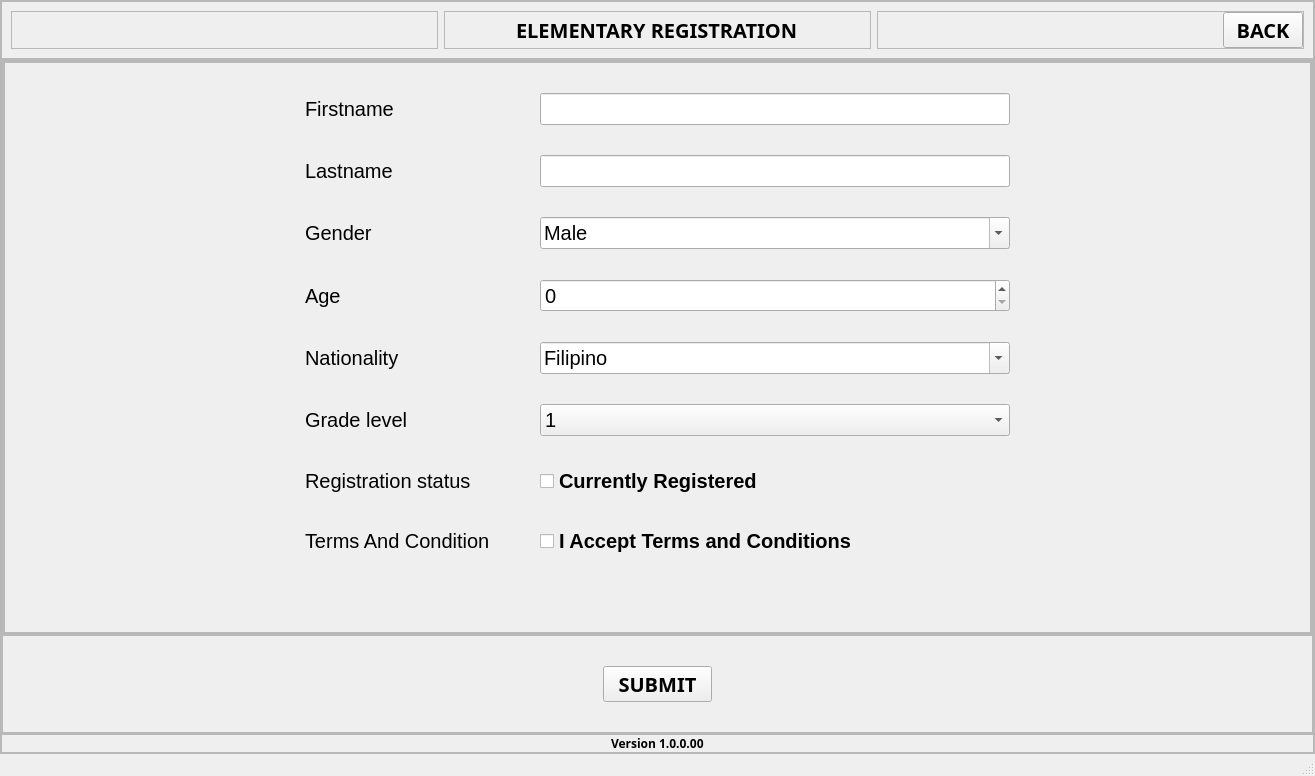
First picture: the form in main_window.ui, repository PorasZarec/App_Enrollment-repo, before the edit.
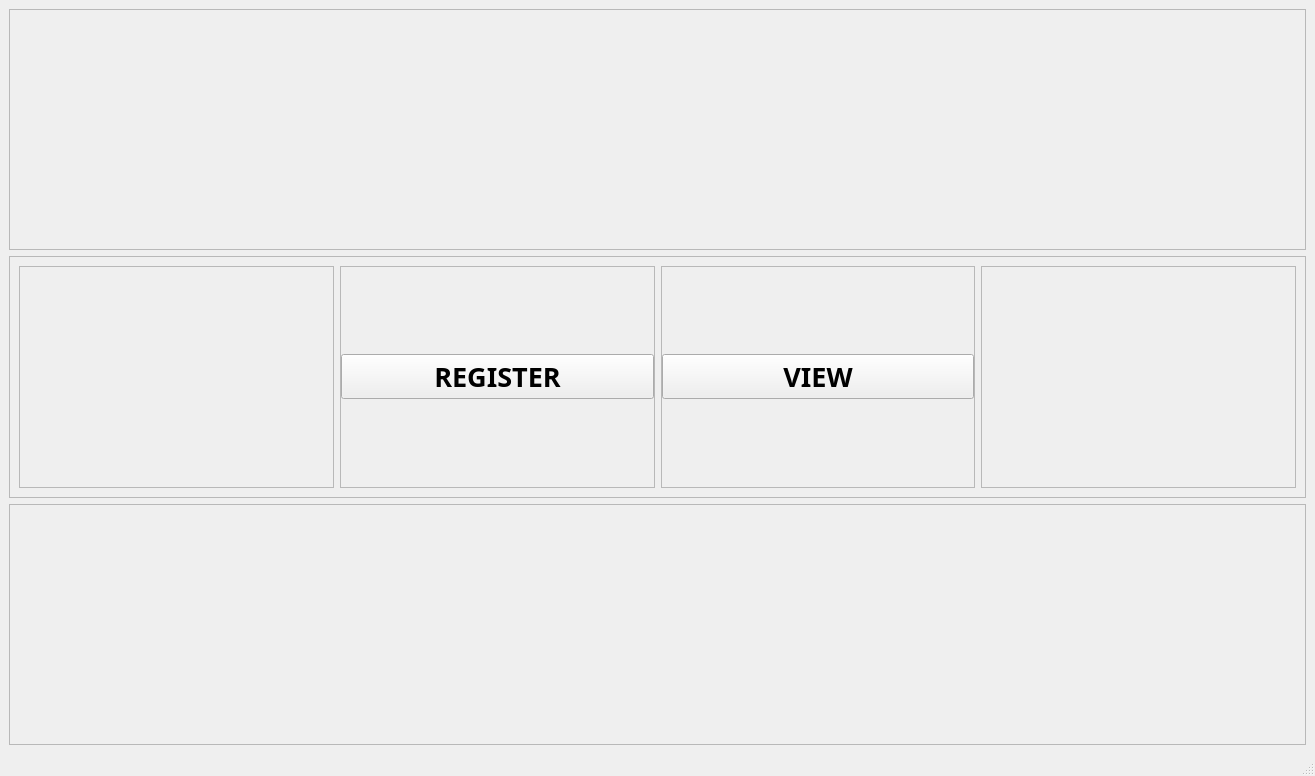
Second picture: the form after the edit. The open tabs and pages were chosen to show the change.

```diff
--- a/main_window.ui
+++ b/main_window.ui
@@ -35,560 +35,6 @@
       <property name="currentIndex">
        <number>2</number>
       </property>
-      <widget class="QWidget" name="elem_reg_page">
-       <layout class="QVBoxLayout" name="verticalLayout_7">
-        <property name="spacing">
-         <number>0</number>
-        </property>
-        <property name="leftMargin">
-         <number>0</number>
-        </property>
-        <property name="topMargin">
-         <number>0</number>
-        </property>
-        <property name="rightMargin">
-         <number>0</number>
-        </property>
-        <property name="bottomMargin">
-         <number>0</number>
-        </property>
-        <item>
-         <widget class="QFrame" name="frm_elem_reg_page">
-          <property name="frameShape">
-           <enum>QFrame::StyledPanel</enum>
-          </property>
-          <property name="frameShadow">
-           <enum>QFrame::Raised</enum>
-          </property>
-          <layout class="QVBoxLayout" name="verticalLayout_21">
-           <property name="spacing">
-            <number>0</number>
-           </property>
-           <property name="leftMargin">
-            <number>0</number>
-           </property>
-           <property name="topMargin">
-            <number>0</number>
-           </property>
-           <property name="rightMargin">
-            <number>0</number>
-           </property>
-           <property name="bottomMargin">
-            <number>0</number>
-           </property>
-           <item>
-            <widget class="QFrame" name="top_frame_reg_pg_2">
-             <property name="frameShape">
-              <enum>QFrame::StyledPanel</enum>
-             </property>
-             <property name="frameShadow">
-              <enum>QFrame::Raised</enum>
-             </property>
-             <layout class="QHBoxLayout" name="horizontalLayout_27">
-              <item>
-               <widget class="QFrame" name="left_header_frame_2">
-                <property name="frameShape">
-                 <enum>QFrame::StyledPanel</enum>
-                </property>
-                <property name="frameShadow">
-                 <enum>QFrame::Raised</enum>
-                </property>
-                <layout class="QHBoxLayout" name="horizontalLayout_28">
-                 <property name="spacing">
-                  <number>0</number>
-                 </property>
-                 <property name="leftMargin">
-                  <number>0</number>
-                 </property>
-                 <property name="topMargin">
-                  <number>0</number>
-                 </property>
-                 <property name="rightMargin">
-                  <number>0</number>
-                 </property>
-                 <property name="bottomMargin">
-                  <number>0</number>
-                 </property>
-                </layout>
-               </widget>
-              </item>
-              <item>
-               <widget class="QFrame" name="center_header_frame_2">
-                <property name="font">
-                 <font>
-                  <family>Segoe UI Black</family>
-                  <pointsize>15</pointsize>
-                  <weight>75</weight>
-                  <bold>true</bold>
-                 </font>
-                </property>
-                <property name="frameShape">
-                 <enum>QFrame::StyledPanel</enum>
-                </property>
-                <property name="frameShadow">
-                 <enum>QFrame::Raised</enum>
-                </property>
-                <layout class="QHBoxLayout" name="horizontalLayout_29">
-                 <property name="spacing">
-                  <number>0</number>
-                 </property>
-                 <property name="leftMargin">
-                  <number>0</number>
-                 </property>
-                 <property name="topMargin">
-                  <number>0</number>
-                 </property>
-                 <property name="rightMargin">
-                  <number>0</number>
-                 </property>
-                 <property name="bottomMargin">
-                  <number>0</number>
-                 </property>
-                 <item alignment="Qt::AlignHCenter">
-                  <widget class="QLabel" name="lbl_registration_2">
-                   <property name="text">
-                    <string>ELEMENTARY REGISTRATION</string>
-                   </property>
-                  </widget>
-                 </item>
-                </layout>
-               </widget>
-              </item>
-              <item>
-               <widget class="QFrame" name="right_header_frame_2">
-                <property name="frameShape">
-                 <enum>QFrame::StyledPanel</enum>
-                </property>
-                <property name="frameShadow">
-                 <enum>QFrame::Raised</enum>
-                </property>
-                <layout class="QHBoxLayout" name="horizontalLayout_30">
-                 <property name="spacing">
-                  <number>0</number>
-                 </property>
-                 <property name="leftMargin">
-                  <number>0</number>
-                 </property>
-                 <property name="topMargin">
-                  <number>0</number>
-                 </property>
-                 <property name="rightMargin">
-                  <number>0</number>
-                 </property>
-                 <property name="bottomMargin">
-                  <number>0</number>
-                 </property>
-                 <item alignment="Qt::AlignRight">
-                  <widget class="QPushButton" name="button_back_reg_pg_2">
-                   <property name="font">
-                    <font>
-                     <family>Segoe UI Black</family>
-                     <pointsize>15</pointsize>
-                     <weight>75</weight>
-                     <bold>true</bold>
-                    </font>
-                   </property>
-                   <property name="cursor">
-                    <cursorShape>PointingHandCursor</cursorShape>
-                   </property>
-                   <property name="text">
-                    <string>BACK</string>
-                   </property>
-                  </widget>
-                 </item>
-                </layout>
-               </widget>
-              </item>
-             </layout>
-            </widget>
-           </item>
-           <item>
-            <widget class="QFrame" name="body_middle_frame_2">
-             <property name="frameShape">
-              <enum>QFrame::StyledPanel</enum>
-             </property>
-             <property name="frameShadow">
-              <enum>QFrame::Raised</enum>
-             </property>
-             <layout class="QVBoxLayout" name="verticalLayout_18">
-              <property name="spacing">
-               <number>0</number>
-              </property>
-              <property name="leftMargin">
-               <number>0</number>
-              </property>
-              <property name="topMargin">
-               <number>0</number>
-              </property>
-              <property name="rightMargin">
-               <number>0</number>
-              </property>
-              <property name="bottomMargin">
-               <number>0</number>
-              </property>
-              <item>
-               <widget class="QScrollArea" name="scrollArea_2">
-                <property name="widgetResizable">
-                 <bool>true</bool>
-                </property>
-                <widget class="QWidget" name="scrollAreaWidgetContents_2">
-                 <property name="geometry">
-                  <rect>
-                   <x>0</x>
-                   <y>-115</y>
-                   <width>1297</width>
-                   <height>618</height>
-                  </rect>
-                 </property>
-                 <layout class="QHBoxLayout" name="horizontalLayout_31">
-                  <property name="spacing">
-                   <number>0</number>
-                  </property>
-                  <property name="leftMargin">
-                   <number>0</number>
-                  </property>
-                  <property name="topMargin">
-                   <number>0</number>
-                  </property>
-                  <property name="rightMargin">
-                   <number>0</number>
-                  </property>
-                  <property name="bottomMargin">
-                   <number>0</number>
-                  </property>
-                  <item>
-                   <widget class="QFrame" name="middle_frame_2">
-                    <property name="frameShape">
-                     <enum>QFrame::StyledPanel</enum>
-                    </property>
-                    <property name="frameShadow">
-                     <enum>QFrame::Raised</enum>
-                    </property>
-                    <layout class="QHBoxLayout" name="horizontalLayout_32">
-                     <property name="spacing">
-                      <number>0</number>
-                     </property>
-                     <property name="leftMargin">
-                      <number>0</number>
-                     </property>
-                     <property name="topMargin">
-                      <number>0</number>
-                     </property>
-                     <property name="rightMargin">
-                      <number>0</number>
-                     </property>
-                     <property name="bottomMargin">
-                      <number>0</number>
-                     </property>
-                     <item>
-                      <widget class="QFrame" name="frame_22">
-                       <property name="font">
-                        <font>
-                         <pointsize>15</pointsize>
-                         <weight>50</weight>
-                         <bold>false</bold>
-                        </font>
-                       </property>
-                       <property name="frameShape">
-                        <enum>QFrame::StyledPanel</enum>
-                       </property>
-                       <property name="frameShadow">
-                        <enum>QFrame::Raised</enum>
-                       </property>
-                       <layout class="QFormLayout" name="formLayout_2">
-                        <property name="horizontalSpacing">
-                         <number>50</number>
-                        </property>
-                        <property name="verticalSpacing">
-                         <number>30</number>
-                        </property>
-                        <property name="leftMargin">
-                         <number>300</number>
-                        </property>
-                        <property name="topMargin">
-                         <number>30</number>
-                        </property>
-                        <property name="rightMargin">
-                         <number>300</number>
-                        </property>
-                        <property name="bottomMargin">
-                         <number>30</number>
-                        </property>
-                        <item row="2" column="0">
-                         <widget class="QLabel" name="label_21">
-                          <property name="text">
-                           <string>Firstname</string>
-                          </property>
-                         </widget>
-                        </item>
-                        <item row="2" column="1">
-                         <widget class="QLineEdit" name="lineEdit_firstname_elem"/>
-                        </item>
-                        <item row="3" column="0">
-                         <widget class="QLabel" name="label_22">
-                          <property name="text">
-                           <string>Lastname</string>
-                          </property>
-                         </widget>
-                        </item>
-                        <item row="3" column="1">
-                         <widget class="QLineEdit" name="line_Edit_lastname_elem"/>
-                        </item>
-                        <item row="4" column="0">
-                         <widget class="QLabel" name="label_23">
-                          <property name="text">
-                           <string>Gender</string>
-                          </property>
-                         </widget>
-                        </item>
-                        <item row="4" column="1">
-                         <widget class="QComboBox" name="cmbbox_gender_elem">
-                          <property name="editable">
-                           <bool>true</bool>
-                          </property>
-                          <property name="currentText">
-                           <string>Male</string>
-                          </property>
-                          <property name="currentIndex">
-                           <number>0</number>
-                          </property>
-                          <item>
-                           <property name="text">
-                            <string>Male</string>
-                           </property>
-                          </item>
-                          <item>
-                           <property name="text">
-                            <string>Female</string>
-                           </property>
-                          </item>
-                         </widget>
-                        </item>
-                        <item row="5" column="0">
-                         <widget class="QLabel" name="label_24">
-                          <property name="text">
-                           <string>Age</string>
-                          </property>
-                         </widget>
-                        </item>
-                        <item row="5" column="1">
-                         <widget class="QSpinBox" name="spinBox_age_elem"/>
-                        </item>
-                        <item row="6" column="0">
-                         <widget class="QLabel" name="label_25">
-                          <property name="text">
-                           <string>Nationality</string>
-                          </property>
-                         </widget>
-                        </item>
-                        <item row="6" column="1">
-                         <widget class="QComboBox" name="cmbbox_nationality_elem">
-                          <property name="editable">
-                           <bool>true</bool>
-                          </property>
-                          <property name="currentText">
-                           <string>Filipino</string>
-                          </property>
-                          <property name="currentIndex">
-                           <number>0</number>
-                          </property>
-                          <item>
-                           <property name="text">
-                            <string>Filipino</string>
-                           </property>
-                          </item>
-                          <item>
-                           <property name="text">
-                            <string>American</string>
-                           </property>
-                          </item>
-                         </widget>
-                        </item>
-                        <item row="7" column="1">
-                         <widget class="QComboBox" name="cmbbox_grade_lvl_elem">
-                          <item>
-                           <property name="text">
-                            <string>1</string>
-                           </property>
-                          </item>
-                          <item>
-                           <property name="text">
-                            <string>2</string>
-                           </property>
-                          </item>
-                          <item>
-                           <property name="text">
-                            <string>3</string>
-                           </property>
-                          </item>
-                          <item>
-                           <property name="text">
-                            <string>4</string>
-                           </property>
-                          </item>
-                          <item>
-                           <property name="text">
-                            <string>5</string>
-                           </property>
-                          </item>
-                          <item>
-                           <property name="text">
-                            <string>6</string>
-                           </property>
-                          </item>
-                         </widget>
-                        </item>
-                        <item row="7" column="0">
-                         <widget class="QLabel" name="label_27">
-                          <property name="text">
-                           <string>Grade level</string>
-                          </property>
-                         </widget>
-                        </item>
-                        <item row="8" column="0">
-                         <widget class="QLabel" name="label_28">
-                          <property name="text">
-                           <string>Registration status</string>
-                          </property>
-                         </widget>
-                        </item>
-                        <item row="8" column="1">
-                         <widget class="QCheckBox" name="checkBox_registered_elem">
-                          <property name="font">
-                           <font>
-                            <weight>75</weight>
-                            <bold>true</bold>
-                           </font>
-                          </property>
-                          <property name="text">
-                           <string>Currently Registered</string>
-                          </property>
-                          <property name="tristate">
-                           <bool>false</bool>
-                          </property>
-                         </widget>
-                        </item>
-                        <item row="9" column="1">
-                         <widget class="QCheckBox" name="checkBox_terms_elem">
-                          <property name="font">
-                           <font>
-                            <weight>75</weight>
-                            <bold>true</bold>
-                           </font>
-                          </property>
-                          <property name="text">
-                           <string>I Accept Terms and Conditions</string>
-                          </property>
-                         </widget>
-                        </item>
-                        <item row="9" column="0">
-                         <widget class="QLabel" name="label_29">
-                          <property name="text">
-                           <string>Terms And Condition</string>
-                          </property>
-                         </widget>
-                        </item>
-                       </layout>
-                      </widget>
-                     </item>
-                    </layout>
-                   </widget>
-                  </item>
-                 </layout>
-                </widget>
-               </widget>
-              </item>
-              <item>
-               <widget class="QFrame" name="bottom_frame_reg_pg_2">
-                <property name="frameShape">
-                 <enum>QFrame::StyledPanel</enum>
-                </property>
-                <property name="frameShadow">
-                 <enum>QFrame::Raised</enum>
-                </property>
-                <layout class="QHBoxLayout" name="horizontalLayout_33">
-                 <property name="leftMargin">
-                  <number>600</number>
-                 </property>
-                 <property name="topMargin">
-                  <number>30</number>
-                 </property>
-                 <property name="rightMargin">
-                  <number>600</number>
-                 </property>
-                 <property name="bottomMargin">
-                  <number>30</number>
-                 </property>
-                 <item>
-                  <widget class="QPushButton" name="button_submit_data_elem">
-                   <property name="font">
-                    <font>
-                     <family>Segoe UI Black</family>
-                     <pointsize>15</pointsize>
-                     <weight>75</weight>
-                     <bold>true</bold>
-                    </font>
-                   </property>
-                   <property name="cursor">
-                    <cursorShape>PointingHandCursor</cursorShape>
-                   </property>
-                   <property name="text">
-                    <string>SUBMIT</string>
-                   </property>
-                  </widget>
-                 </item>
-                </layout>
-               </widget>
-              </item>
-             </layout>
-            </widget>
-           </item>
-           <item>
-            <widget class="QFrame" name="bottom_version_frame_reg_pg_2">
-             <property name="frameShape">
-              <enum>QFrame::StyledPanel</enum>
-             </property>
-             <property name="frameShadow">
-              <enum>QFrame::Raised</enum>
-             </property>
-             <layout class="QVBoxLayout" name="verticalLayout_20">
-              <property name="spacing">
-               <number>0</number>
-              </property>
-              <property name="leftMargin">
-               <number>0</number>
-              </property>
-              <property name="topMargin">
-               <number>0</number>
-              </property>
-              <property name="rightMargin">
-               <number>0</number>
-              </property>
-              <property name="bottomMargin">
-               <number>0</number>
-              </property>
-              <item alignment="Qt::AlignHCenter">
-               <widget class="QLabel" name="label_version_number_4">
-                <property name="font">
-                 <font>
-                  <family>Segoe UI Black</family>
-                  <weight>75</weight>
-                  <bold>true</bold>
-                 </font>
-                </property>
-                <property name="text">
-                 <string>Version 1.0.0.00</string>
-                </property>
-               </widget>
-              </item>
-             </layout>
-            </widget>
-           </item>
-          </layout>
-         </widget>
-        </item>
-       </layout>
-      </widget>
       <widget class="QWidget" name="register_page">
        <layout class="QVBoxLayout" name="verticalLayout_14">
         <property name="spacing">
@@ -1491,7 +937,7 @@
                 <property name="frameShadow">
                  <enum>QFrame::Raised</enum>
                 </property>
-                <layout class="QGridLayout" name="gridLayout">
+                <layout class="QFormLayout" name="formLayout_2">
                  <property name="leftMargin">
                   <number>15</number>
                  </property>
@@ -1718,7 +1164,97 @@
                    </property>
                   </widget>
                  </item>
-                 <item row="10" column="1">
+                 <item row="2" column="1">
+                  <widget class="QLabel" name="lbl_reg_queue_db">
+                   <property name="font">
+                    <font>
+                     <family>Segoe UI Black</family>
+                     <weight>75</weight>
+                     <bold>true</bold>
+                    </font>
+                   </property>
+                   <property name="text">
+                    <string>REGISTRATION QUEUE</string>
+                   </property>
+                   <property name="margin">
+                    <number>5</number>
+                   </property>
+                  </widget>
+                 </item>
+                 <item row="3" column="1">
+                  <spacer name="verticalSpacer">
+                   <property name="orientation">
+                    <enum>Qt::Vertical</enum>
+                   </property>
+                   <property name="sizeHint" stdset="0">
+                    <size>
+                     <width>20</width>
+                     <height>40</height>
+                    </size>
+                   </property>
+                  </spacer>
+                 </item>
+                 <item row="4" column="0">
+                  <widget class="QPushButton" name="BSIT_page_button">
+                   <property name="cursor">
+                    <cursorShape>PointingHandCursor</cursorShape>
+                   </property>
+                   <property name="styleSheet">
+                    <string notr="true"/>
+                   </property>
+                   <property name="text">
+                    <string/>
+                   </property>
+                  </widget>
+                 </item>
+                 <item row="4" column="1">
+                  <widget class="QLabel" name="lbl_BSIT_db">
+                   <property name="font">
+                    <font>
+                     <family>Segoe UI Black</family>
+                     <weight>75</weight>
+                     <bold>true</bold>
+                    </font>
+                   </property>
+                   <property name="text">
+                    <string>BSIT TABLE</string>
+                   </property>
+                   <property name="margin">
+                    <number>5</number>
+                   </property>
+                  </widget>
+                 </item>
+                 <item row="5" column="0">
+                  <widget class="QPushButton" name="COMSCI_page_button">
+                   <property name="cursor">
+                    <cursorShape>PointingHandCursor</cursorShape>
+                   </property>
+                   <property name="styleSheet">
+                    <string notr="true"/>
+                   </property>
+                   <property name="text">
+                    <string/>
+                   </property>
+                  </widget>
+                 </item>
+                 <item row="5" column="1">
+                  <widget class="QLabel" name="lbl_COMSCI_db">
+                   <property name="font">
+                    <font>
+                     <family>Segoe UI Black</family>
+                     <weight>75</weight>
+                     <bold>true</bold>
+                    </font>
+                   </property>
+                   <property name="text">
+                    <string>COMSCI TABLE</string>
+                   </property>
+                   <property name="margin">
+                    <number>5</number>
+                   </property>
+                  </widget>
+                 </item>
+                 <item row="6" column="1">
                   <spacer name="verticalSpacer_6">
                    <property name="orientation">
                     <enum>Qt::Vertical</enum>
@@ -1731,6 +1267,104 @@
                    </property>
                   </spacer>
                  </item>
+                 <item row="8" column="1">
+                  <widget class="QLabel" name="lbl_approve">
+                   <property name="font">
+                    <font>
+                     <family>Segoe UI Black</family>
+                     <pointsize>8</pointsize>
+                     <weight>75</weight>
+                     <italic>true</italic>
+                     <bold>true</bold>
+                     <underline>true</underline>
+                    </font>
+                   </property>
+                   <property name="text">
+                    <string>APPROVE SELECTED TO:</string>
+                   </property>
+                  </widget>
+                 </item>
+                 <item row="9" column="0">
+                  <widget class="QPushButton" name="btn_approve_BSIT">
+                   <property name="text">
+                    <string/>
+                   </property>
+                  </widget>
+                 </item>
+                 <item row="9" column="1">
+                  <widget class="QLabel" name="label_11">
+                   <property name="font">
+                    <font>
+                     <family>Segoe UI Black</family>
+                     <weight>75</weight>
+                     <bold>true</bold>
+                    </font>
+                   </property>
+                   <property name="text">
+                    <string>BSIT</string>
+                   </property>
+                  </widget>
+                 </item>
+                 <item row="10" column="0">
+                  <widget class="QPushButton" name="btn_approve_COMSCI">
+                   <property name="text">
+                    <string/>
+                   </property>
+                  </widget>
+                 </item>
+                 <item row="10" column="1">
+                  <widget class="QLabel" name="label_21">
+                   <property name="font">
+                    <font>
+                     <family>Segoe UI Black</family>
+                     <weight>75</weight>
+                     <bold>true</bold>
+                    </font>
+                   </property>
+                   <property name="text">
+                    <string>BS ComSci</string>
+                   </property>
+                  </widget>
+                 </item>
+                 <item row="11" column="1">
+                  <spacer name="verticalSpacer_9">
+                   <property name="orientation">
+                    <enum>Qt::Vertical</enum>
+                   </property>
+                   <property name="sizeHint" stdset="0">
+                    <size>
+                     <width>20</width>
+                     <height>40</height>
+                    </size>
+                   </property>
+                  </spacer>
+                 </item>
+                 <item row="12" column="1">
+                  <spacer name="verticalSpacer_10">
+                   <property name="orientation">
+                    <enum>Qt::Vertical</enum>
+                   </property>
+                   <property name="sizeHint" stdset="0">
+                    <size>
+                     <width>20</width>
+                     <height>40</height>
+                    </size>
+                   </property>
+                  </spacer>
+                 </item>
+                 <item row="7" column="1">
+                  <spacer name="verticalSpacer_2">
+                   <property name="orientation">
+                    <enum>Qt::Vertical</enum>
+                   </property>
+                   <property name="sizeHint" stdset="0">
+                    <size>
+                     <width>20</width>
+                     <height>40</height>
+                    </size>
+                   </property>
+                  </spacer>
+                 </item>
                 </layout>
                </widget>
               </item>
```
Left out of the diff: 460 changed lines with no effect on the pictures.
